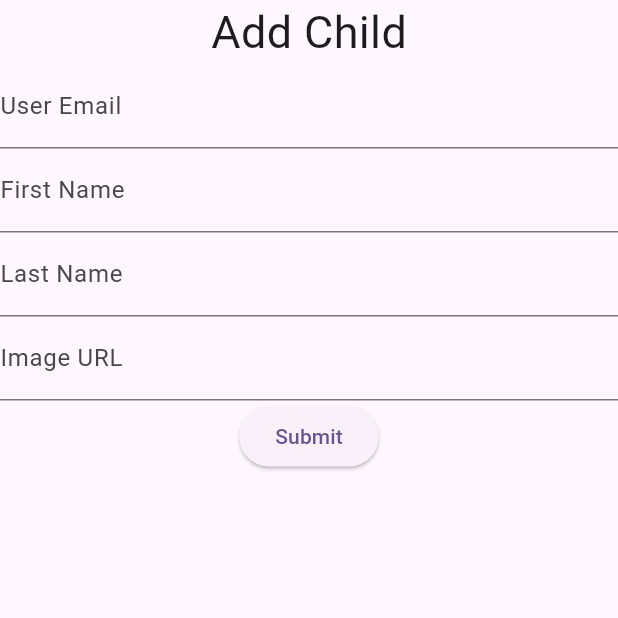
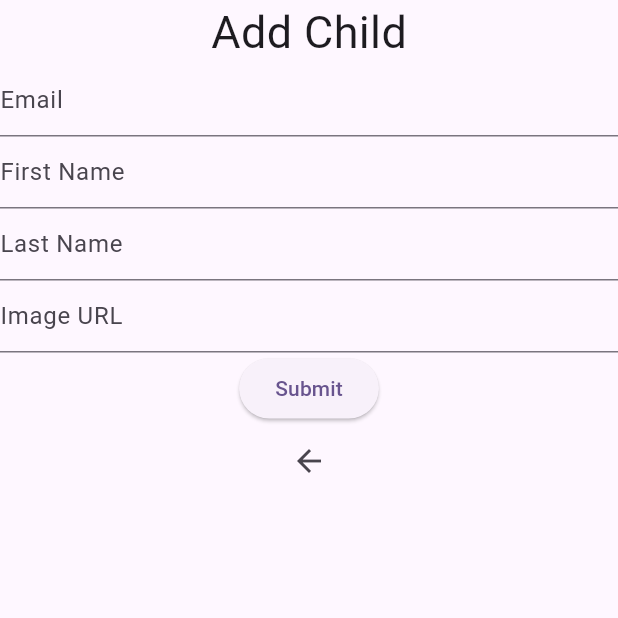
Before and after one commit to asafd1/shekel, a Flutter app: the ChildForm screen opened directly with empty values, on a phone screen of 412 x 824 dp, the top half of it. Run offline on Flutter 3.47's test engine with Material 2 defaults, Android fonts, the light colour scheme and no system bars; our stand-ins replace cloud_firestore, firebase_core, shared_preferences; accounts and stored records are empty; generated files the repository leaves out were written again.

```diff
--- a/lib/model/transaction.dart
+++ b/lib/model/transaction.dart
@@ -3,7 +3,7 @@ import 'package:uuid/uuid.dart';
 class Transaction {
   late String id;
   String userId;
-  int amount;
+  num amount;
   late DateTime createdAt;
 
   Transaction._(
@@ -13,7 +13,7 @@ class Transaction {
     this.createdAt,
   );
 
-  factory Transaction(String userId, int amount) {
+  factory Transaction(String userId, num amount) {
     var id = const Uuid().v4();
     var now = DateTime.now();
     return Transaction._(id, userId, amount, now);
--- a/lib/model/user.dart
+++ b/lib/model/user.dart
@@ -15,7 +15,7 @@ class User {
   String firstName;
   String lastName;
   String? image;
-  int balance;
+  num balance;
   Timestamp createdAt;
   Timestamp updatedAt;
 
--- a/lib/service/default_service.dart
+++ b/lib/service/default_service.dart
@@ -62,7 +62,7 @@ class DefaultService {
   }
 
   // a method to create a transaction
-  Future<(shekel.Transaction, int)> createTransaction(String userId, int amount) async {
+  Future<(shekel.Transaction, num)> createTransaction(String userId, num amount) async {
     var transaction = shekel.Transaction(userId, amount);
 
     CollectionReference transactions = firestore.collection('transactions');
--- a/lib/widgets/child_form.dart
+++ b/lib/widgets/child_form.dart
@@ -1,4 +1,6 @@
 import 'package:flutter/material.dart';
+
+import '../util/util.dart';
 
 class ChildForm extends StatefulWidget {
   final Function(String username, String firstname, String lastname, String? imageUrl) onSubmit;
@@ -27,14 +29,6 @@ class ChildFormState extends State<ChildForm> {
     _imageUrlController = TextEditingController();
   }
 
-  _isValidUrl(String url) {
-    return Uri.parse(url).isAbsolute;
-  }
-
-  _isValidEmail(String email) {
-    return RegExp(r"^[a-zA-Z0-9.]+@[a-zA-Z0-9]+\.[a-zA-Z]+").hasMatch(email);
-  }
-
   @override
   Widget build(BuildContext context) {
     return Scaffold(
@@ -45,12 +39,12 @@ class ChildFormState extends State<ChildForm> {
             Title(color: Colors.blue, child: const Text('Add Child', style: TextStyle(fontSize: 30))),
             TextFormField(
               controller: _usernameController,
-              decoration: const InputDecoration(labelText: 'User Email'),
+              decoration: const InputDecoration(hintText: 'Email'),
               validator: (value) {
                 if (value == null || value.isEmpty) {
                   return 'Please enter a user email';
                 }
-                if (!_isValidEmail(value)) {
+                if (!isValidEmail(value)) {
                   return 'User name must be a valid email address';
                 }
                 return null;
@@ -58,7 +52,7 @@ class ChildFormState extends State<ChildForm> {
             ),
             TextFormField(
               controller: _firstnameController,
-              decoration: const InputDecoration(labelText: 'First Name'),
+              decoration: const InputDecoration(hintText: 'First Name'),
               validator: (value) {
                 if (value == null || value.isEmpty) {
                   return 'Please enter a first name';
@@ -68,7 +62,7 @@ class ChildFormState extends State<ChildForm> {
             ),
             TextFormField(
               controller: _lastnameController,
-              decoration: const InputDecoration(labelText: 'Last Name'),
+              decoration: const InputDecoration(hintText: 'Last Name'),
               validator: (value) {
                 if (value == null || value.isEmpty) {
                   return 'Please enter a last name';
@@ -78,9 +72,9 @@ class ChildFormState extends State<ChildForm> {
             ),
             TextFormField(
               controller: _imageUrlController,
-              decoration: const InputDecoration(labelText: 'Image URL'),
+              decoration: const InputDecoration(hintText: 'Image URL'),
               validator: (value) {
-                if (value != null && value.isNotEmpty && !_isValidUrl(value)) {
+                if (value != null && value.isNotEmpty && !isValidUrl(value)) {
                   return 'Please enter a valid URL';
                 }
                 return null;
@@ -100,6 +94,7 @@ class ChildFormState extends State<ChildForm> {
               },
               child: const Text('Submit'),
             ),
+            IconButton(onPressed: () => Navigator.pop(context), icon: const Icon(Icons.arrow_back))
           ],
         ),
       )
--- a/lib/widgets/family_view.dart
+++ b/lib/widgets/family_view.dart
@@ -8,7 +8,7 @@ class FamilyViewWidget extends StatelessWidget {
   final Family family;
   final Function(String username, String firstname, String lastname, String? image) addChild;
   final Function(String userId) onRemoveChildPressed;
-  final Function(String userId, int amount) onCreateTransaction;
+  final Function(String userId, num amount) onCreateTransaction;
 
   static const String defaultImageUrl =
       'https://t4.ftcdn.net/jpg/00/25/45/59/360_F_25455932_RWRLbbdaJfvfRv0yFvWW2A8r38Xv7U4O.jpg';
```
Also changed, not shown: lib/main.dart (+16 -23 lines), lib/util/util.dart (+9 -1 lines), lib/widgets/child_tile.dart (+66 -17 lines), lib/widgets/children_list.dart (+5 -5 lines).
